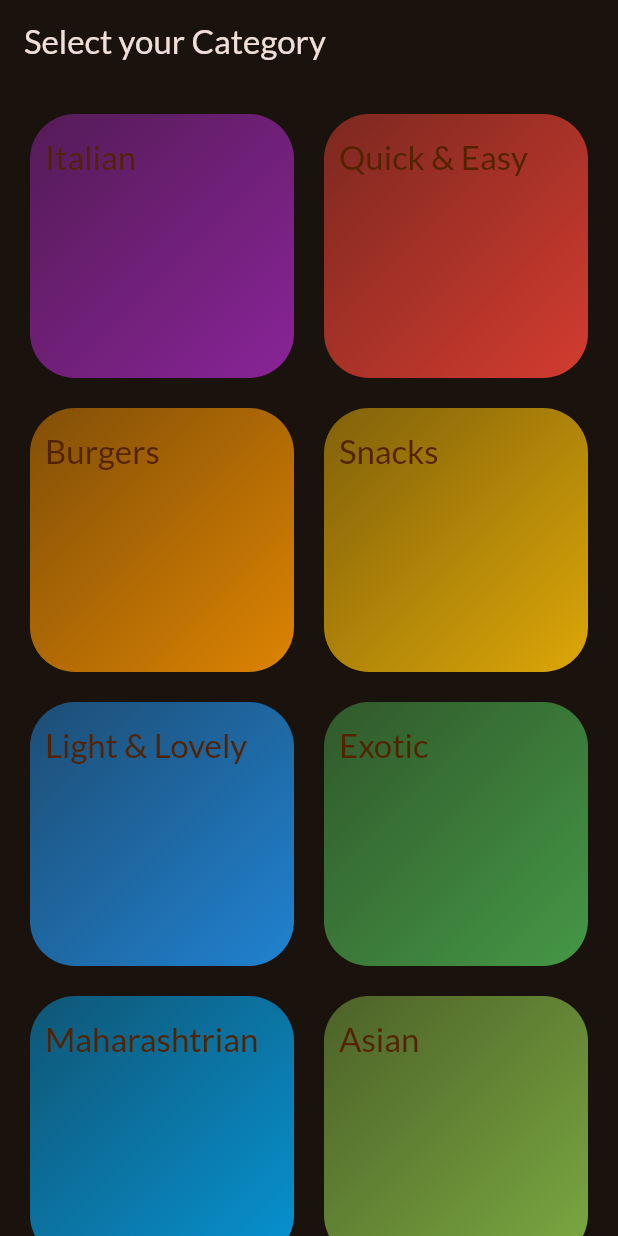
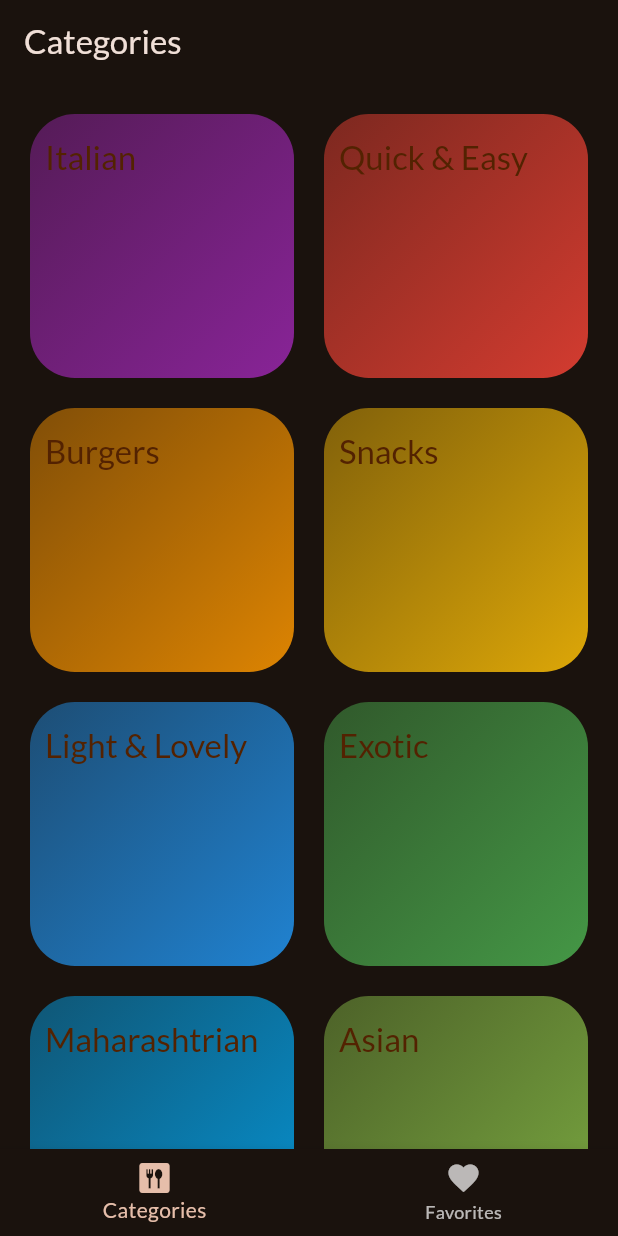
Before and after one commit to Mithilesh2600/meals_app, a Flutter app: the screen it shows after launch, on a phone screen of 412 x 824 dp. Run offline on Flutter 3.47's test engine with Material 3 defaults, Android fonts, the phone set to English and light mode, and no system bars; our stand-ins replace google_fonts, transparent_image.

Commit message:
On branch main Your branch is up to date with 'origin/main'.
Changes to be committed:
	modified:   lib/main.dart
	modified:   lib/screens/categories.dart
	modified:   lib/screens/meals.dart
	new file:   lib/screens/tabs.dart

```diff
--- a/lib/main.dart
+++ b/lib/main.dart
@@ -1,6 +1,7 @@
 import 'package:flutter/material.dart';
 import 'package:google_fonts/google_fonts.dart';
-import 'package:meals_app/screens/categories.dart';
+// import 'package:meals_app/screens/categories.dart';
+import 'package:meals_app/screens/tabs.dart';
 
 final theme = ThemeData(
   useMaterial3: true,
@@ -20,7 +21,8 @@ class App extends StatelessWidget {
 
   @override
   Widget build(BuildContext context) {
-    return MaterialApp(theme: theme, home: const CategoriesScreen() // Todo ...,
-        );
+    return MaterialApp(
+      theme: theme, home: const TabScreen(), // Todo ...,
+    );
   }
 }
--- a/lib/screens/categories.dart
+++ b/lib/screens/categories.dart
@@ -19,11 +19,7 @@ class CategoriesScreen extends StatelessWidget {
 
   @override
   Widget build(BuildContext context) {
-    return Scaffold(
-      appBar: AppBar(
-        title: const Text("Select your Category"),
-      ),
-      body: GridView(
+    return GridView(
       padding: const EdgeInsets.all(20),
       gridDelegate: const SliverGridDelegateWithFixedCrossAxisCount(
         crossAxisCount: 2,
@@ -39,7 +35,6 @@ class CategoriesScreen extends StatelessWidget {
             },
           )
       ],
-      ),
     );
   }
 }
--- /dev/null
+++ b/lib/screens/tabs.dart
@@ -0,0 +1,50 @@
+import 'package:flutter/material.dart';
+import 'package:meals_app/screens/categories.dart';
+import 'package:meals_app/screens/meals.dart';
+
+class TabScreen extends StatefulWidget {
+  const TabScreen({super.key});
+
+  @override
+  State<TabScreen> createState() {
+    return _TabScreenState();
+  }
+}
+
+class _TabScreenState extends State<TabScreen> {
+  int selectedPageIndex = 0;
+
+  void _selectedPage(int index) {
+    setState(() {
+      selectedPageIndex = index;
+    });
+  }
+
+  @override
+  Widget build(BuildContext context) {
+    Widget activePage = const CategoriesScreen();
+    String activePageTitle = "Categories";
+    if (selectedPageIndex == 1) {
+      activePage = const MealsScreen(meals: []);
+      activePageTitle = "Favorites";
+    }
+    return Scaffold(
+      appBar: AppBar(
+        title: Text(activePageTitle),
+      ),
+      body: activePage,
+      bottomNavigationBar: BottomNavigationBar(
+        currentIndex: selectedPageIndex,
+        items: const [
+          BottomNavigationBarItem(
+              icon: Icon(Icons.dining), label: "Categories"),
+          BottomNavigationBarItem(
+              icon: Icon(Icons.favorite), label: "Favorites"),
+        ],
+        onTap: (index) {
+          _selectedPage(index);
+        },
+      ),
+    );
+  }
+}
```
Also changed, not shown: lib/screens/meals.dart (+7 -3 lines). Lines whose indentation alone changed are shown as unchanged.
